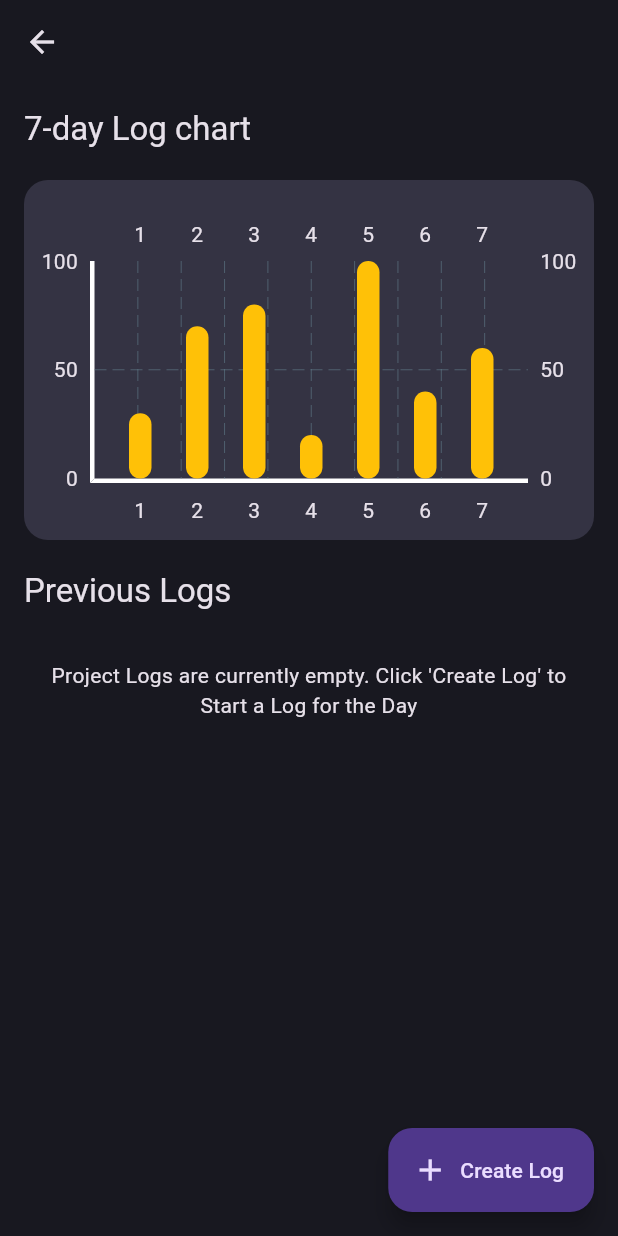
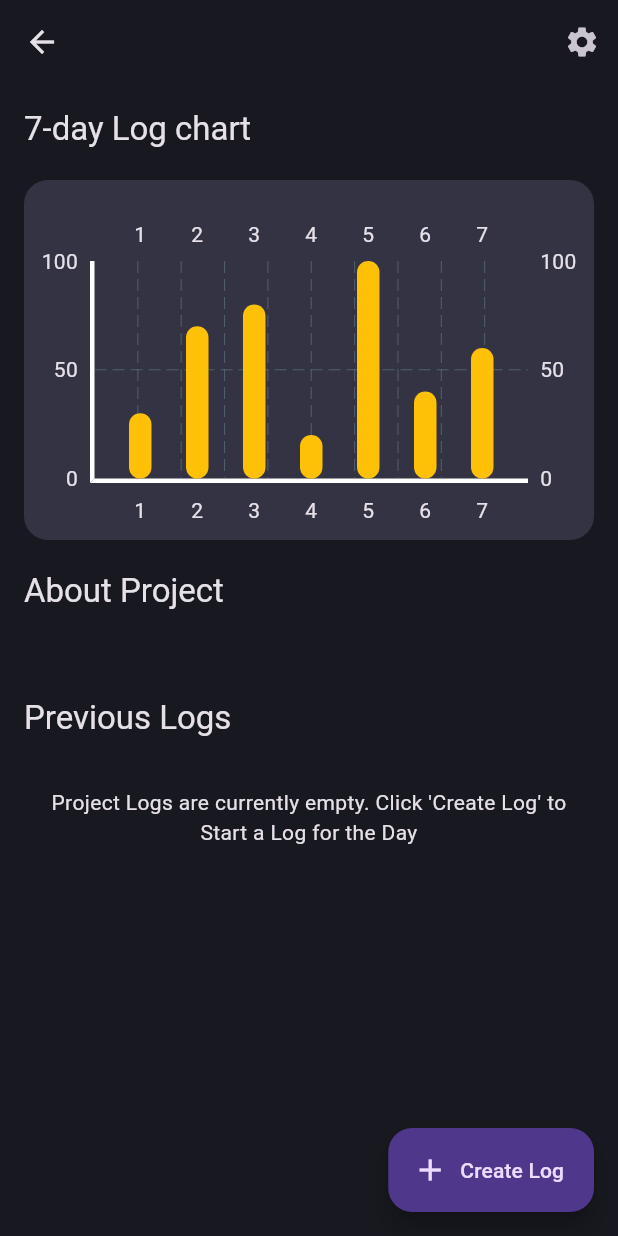
Before and after one commit to Olaoluwa99/site_board, a Flutter app: the ProjectHomePage screen opened directly with empty values, on a phone screen of 412 x 824 dp. Run offline on Flutter 3.47's test engine with Material 3 defaults, Android fonts, the phone set to English and light mode, and no system bars; our stand-ins replace dotted_border, flutter_bloc, fpdart, get_it, hive, image_picker and 2 more; accounts and stored records are empty.

Commit message:
Backed Setup V4

```diff
--- a/lib/feature/auth/presentation/pages/login_page.dart
+++ b/lib/feature/auth/presentation/pages/login_page.dart
@@ -43,7 +43,7 @@ class _LoginPageState extends State<LoginPage> {
             } else if (state is AuthSuccess) {
               Navigator.pushAndRemoveUntil(
                 context,
-                HomePage.route(),
+                HomePage.route(true),
                 (route) => false,
               );
             }
--- a/lib/feature/auth/presentation/pages/signup_page.dart
+++ b/lib/feature/auth/presentation/pages/signup_page.dart
@@ -45,7 +45,7 @@ class _SignupPageState extends State<SignupPage> {
             } else if (state is AuthSuccess) {
               Navigator.pushAndRemoveUntil(
                 context,
-                HomePage.route(),
+                HomePage.route(true),
                 (route) => false,
               );
             }
--- a/lib/feature/projectSection/data/repositories/project_repository_impl.dart
+++ b/lib/feature/projectSection/data/repositories/project_repository_impl.dart
@@ -96,11 +96,16 @@ class ProjectRepositoryImpl implements ProjectRepository {
           id: const Uuid().v1(),
           projectName: project.projectName,
           creatorId: project.creatorId,
+          projectLink: project.projectLink,
+          description: project.description,
           teamMemberIds: project.teamMemberIds,
           createdDate: DateTime.now(),
+          endDate: project.endDate,
           dailyLogs: logConverter(project.dailyLogs),
+          location: project.location,
           isActive: project.isActive,
           lastUpdated: DateTime.now(),
+          coverPhotoUrl: project.coverPhotoUrl,
         );
         final uploadedProject = await projectRemoteDataSource.uploadProject(
           projectModel,
@@ -158,6 +163,8 @@ class ProjectRepositoryImpl implements ProjectRepository {
     for (LogTask lTask in tasks) {
       updatedList.add(
         LogTaskModel(
+          id: lTask.id,
+          dailyLogId: lTask.dailyLogId,
           plannedTask: lTask.plannedTask,
           percentCompleted: lTask.percentCompleted,
         ),
--- a/lib/feature/projectSection/domain/entities/daily_log.dart
+++ b/lib/feature/projectSection/domain/entities/daily_log.dart
@@ -59,13 +59,27 @@ class DailyLog {
 }
 
 class LogTask {
+  final String id;
+  final String dailyLogId;
   final String plannedTask;
   final double percentCompleted;
 
-  const LogTask({required this.plannedTask, required this.percentCompleted});
+  const LogTask({
+    required this.id,
+    required this.dailyLogId,
+    required this.plannedTask,
+    required this.percentCompleted,
+  });
 
-  LogTask copyWith({String? plannedTask, double? percentCompleted}) {
+  LogTask copyWith({
+    String? id,
+    String? dailyLogId,
+    String? plannedTask,
+    double? percentCompleted,
+  }) {
     return LogTask(
+      id: id ?? this.id,
+      dailyLogId: dailyLogId ?? this.dailyLogId,
       plannedTask: plannedTask ?? this.plannedTask,
       percentCompleted: percentCompleted ?? this.percentCompleted,
     );
--- a/lib/feature/projectSection/presentation/pages/create_log_page.dart
+++ b/lib/feature/projectSection/presentation/pages/create_log_page.dart
@@ -371,9 +371,11 @@ class _CreateLogPageState extends State<CreateLogPage> {
                       } else {
                         newDateTimeInputList.addAll(widget.log!.dateTimeList);
                       }
+                      final dailyLogId =
+                          newDateTimeInputList[0].toIso8601String();
                       widget.onCompleted(
                         DailyLog(
-                          id: newDateTimeInputList[0].toIso8601String(),
+                          id: dailyLogId,
                           dateTimeList: newDateTimeInputList,
                           numberOfWorkers: int.parse(
                             _numberOfWorkersController.text.trim(),
@@ -388,6 +390,8 @@ class _CreateLogPageState extends State<CreateLogPage> {
                               plannedTasksControllers
                                   .map(
                                     (controller) => LogTask(
+                                      id: DateTime.now().toIso8601String(),
+                                      dailyLogId: dailyLogId,
                                       plannedTask: controller.text,
                                       percentCompleted: 0.0,
                                     ),
--- a/lib/feature/projectSection/presentation/pages/project_home_page.dart
+++ b/lib/feature/projectSection/presentation/pages/project_home_page.dart
@@ -76,7 +76,10 @@ class _ProjectHomePageState extends State<ProjectHomePage> {
   @override
   Widget build(BuildContext context) {
     return Scaffold(
-      appBar: AppBar(title: Text(widget.project.projectName)),
+      appBar: AppBar(
+        title: Text(widget.project.projectName),
+        actions: [IconButton(onPressed: () {}, icon: Icon(Icons.settings))],
+      ),
       floatingActionButton: FloatingActionButton.extended(
         onPressed: () {
           showRoundedBottomSheet(
@@ -220,6 +223,15 @@ class _ProjectHomePageState extends State<ProjectHomePage> {
             ),
             const SizedBox(height: 20),
             Text(
+              'About Project',
+              style: Theme.of(context).textTheme.titleLarge,
+            ),
+            const SizedBox(height: 16),
+            Container(
+              child: Column(children: [Text(widget.project.projectName)]),
+            ),
+            const SizedBox(height: 20),
+            Text(
               'Previous Logs',
               style: Theme.of(context).textTheme.titleLarge,
             ),
--- a/lib/init_dependencies.dart
+++ b/lib/init_dependencies.dart
@@ -92,7 +92,7 @@ void _initProject() {
       () => ProjectBloc(
         uploadProject: serviceLocator(),
         getAllProjects: serviceLocator(),
-        useDummyData: true,
+        useDummyData: false,
       ),
     );
 }
--- a/lib/main.dart
+++ b/lib/main.dart
@@ -48,7 +48,7 @@ class _MyAppState extends State<MyApp> {
           return state is AppUserLoggedIn;
         },
         builder: (context, isLoggedIn) {
-          return const HomePage();
+          return HomePage(isLoggedIn: isLoggedIn);
         },
       ),
     );
```
Also changed, not shown: lib/feature/accountSection/presentation/account_page.dart (added, +14 -0 lines), lib/feature/projectSection/data/dataSources/project_remote_data_source.dart (+11 -8 lines), lib/feature/projectSection/data/models/daily_log_model.dart (+40 -2 lines), lib/feature/projectSection/data/models/project_model.dart (+19 -16 lines), lib/feature/projectSection/presentation/pages/create_project.dart (+16 -3 lines), lib/feature/projectSection/presentation/pages/home_page.dart (+37 -13 lines), lib/feature/projectSection/rough_project.dart (+12 -1 lines).
